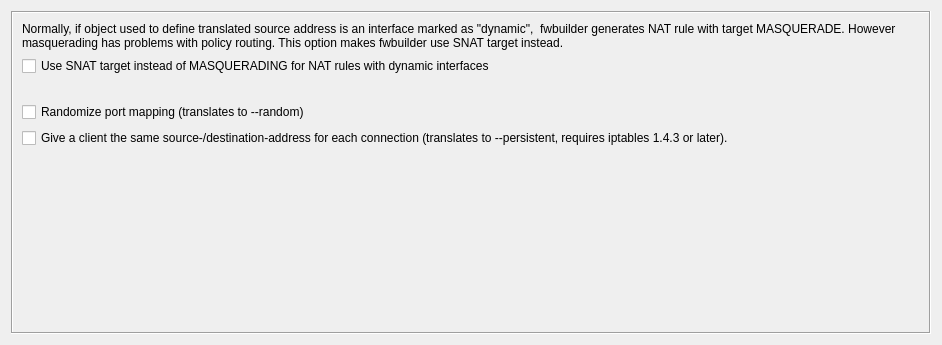
Old version of the form src/libgui/natruleoptionsdialog_q.ui in the repository fwbuilder/fwbuilder.
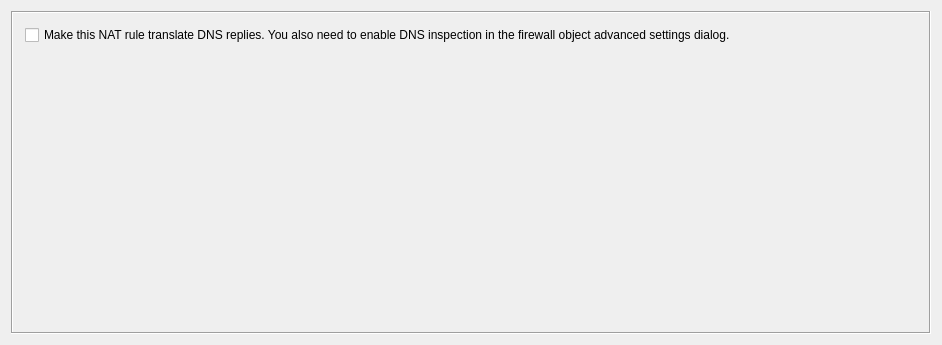
New version of the form.

Commit message: refs #1902 Add NAT rule option "translate dns" for PIX

What changed in the file:
```diff
--- a/src/libgui/natruleoptionsdialog_q.ui
+++ b/src/libgui/natruleoptionsdialog_q.ui
@@ -23,7 +23,7 @@
       <enum>QFrame::Sunken</enum>
      </property>
      <property name="currentIndex">
-      <number>1</number>
+      <number>3</number>
      </property>
      <widget class="QWidget" name="WStackPage">
       <layout class="QVBoxLayout">
@@ -283,6 +283,36 @@
        </item>
       </layout>
      </widget>
+     <widget class="QWidget" name="ASA8NATRuleOptions">
+      <layout class="QGridLayout" name="gridLayout_3">
+       <property name="margin">
+        <number>12</number>
+       </property>
+       <property name="spacing">
+        <number>12</number>
+       </property>
+       <item row="0" column="0">
+        <widget class="QCheckBox" name="asa8_nat_dns">
+         <property name="text">
+          <string>Make this NAT rule translate DNS replies. You also need to enable DNS inspection in the firewall object advanced settings dialog.</string>
+         </property>
+        </widget>
+       </item>
+       <item row="1" column="0">
+        <spacer name="verticalSpacer_3">
+         <property name="orientation">
+          <enum>Qt::Vertical</enum>
+         </property>
+         <property name="sizeHint" stdset="0">
+          <size>
+           <width>20</width>
+           <height>265</height>
+          </size>
+         </property>
+        </spacer>
+       </item>
+      </layout>
+     </widget>
     </widget>
    </item>
   </layout>
```
Left out of the diff: 16 changed lines with no effect on the pictures. The commit also changes 42 other files.
